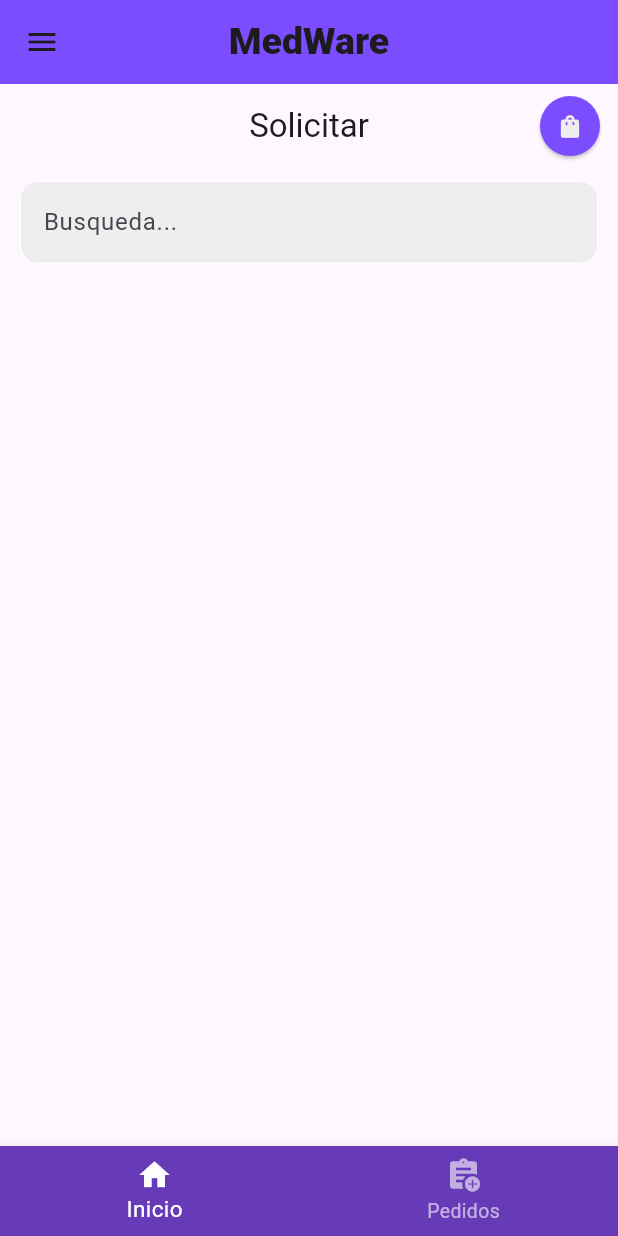
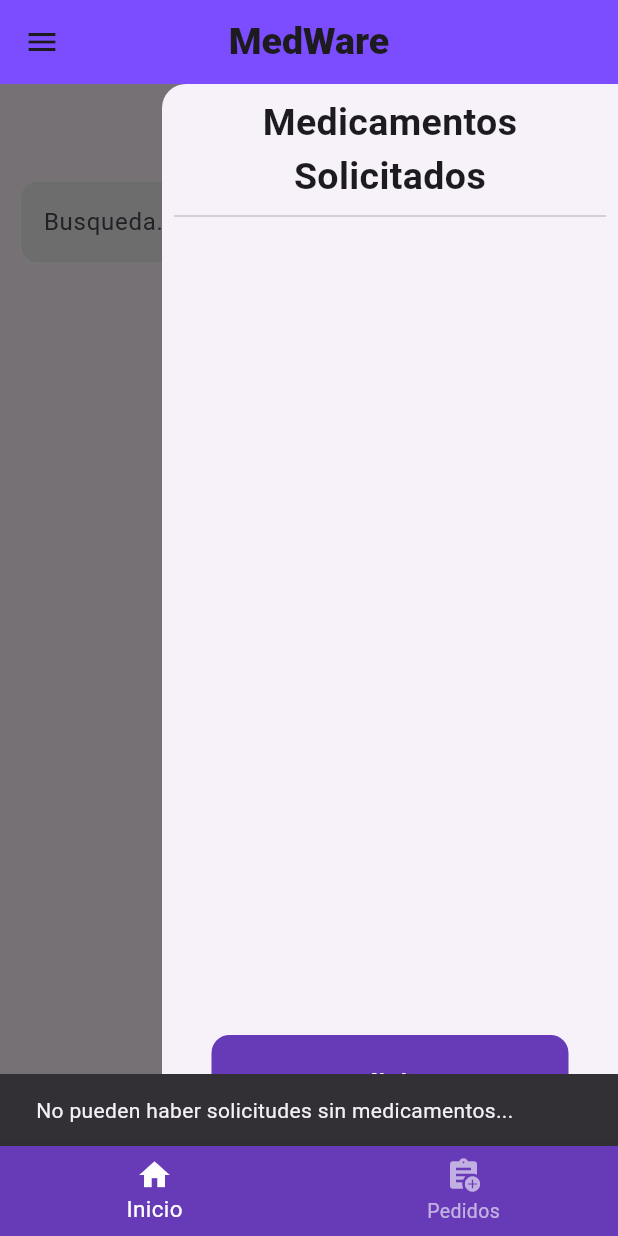
Before and after one commit to lighnio/medware, a Flutter app: the RequestsAdd screen opened by its route, after a tap on the "shopping bag" icon, after a tap on "Solicitar", on a phone screen of 412 x 824 dp. Run offline on Flutter 3.47's test engine with Material 2 defaults, Android fonts, the phone set to English and light mode, and no system bars; our stand-ins replace cloud_firestore, firebase_auth, firebase_core, go_router; accounts and stored records are empty; Roboto replaces fonts that are missing (Times New Roman).

Commit message:
Now creating orders

```diff
--- a/lib/features/user/requests/presentation/requests_add.dart
+++ b/lib/features/user/requests/presentation/requests_add.dart
@@ -16,7 +16,6 @@
   TextEditingController _search = TextEditingController();
   final GlobalKey<ScaffoldState> _scaffoldKey = GlobalKey<ScaffoldState>();
   Map medList = {};
-  List finalMedList = [];
 
   @override
   Widget build(BuildContext context) {
@@ -120,15 +119,39 @@
                   ),
                 ),
                 CustomButton('Solicitar', () async {
-                  setState(() {
-                    print(finalMedList);
+                  if (medList.isEmpty) {
+                    ScaffoldMessenger.of(context).showSnackBar(
+                      SnackBar(
+                        content: Text(
+                            'No pueden haber solicitudes sin medicamentos...'),
+                      ),
+                    );
+                  } else {
+                    List finalMeds = medList.entries.map((e) {
+                      return {
+                        'genericName': e.value['genericName'],
+                        'id': e.value['id'],
+                        'lote': e.value['lote'],
+                        'name': e.value['name'],
+                        'quantity': e.value['quantity'],
+                      };
+                    }).toList();
 
-                    // await FirebaseFirestore.instance
-                    //     .collection('users')
-                    //     .doc(FirebaseAuth.instance.currentUser?.email)
-                    //     .collection('requests').add(data);
-                    context.pop();
-                  });
+                    await FirebaseFirestore.instance
+                        .collection('users')
+                        .doc(FirebaseAuth.instance.currentUser?.email)
+                        .collection('requests')
+                        .add({
+                      'requestMeds': finalMeds,
+                      'createdAt': FieldValue.serverTimestamp(),
+                      'isEnded': false,
+                      'status': 'wait'
+                    });
+                    setState(() {
+                      context.pop();
+                      finalMeds.clear();
+                    });
+                  }
                 })
               ],
             ),
```
